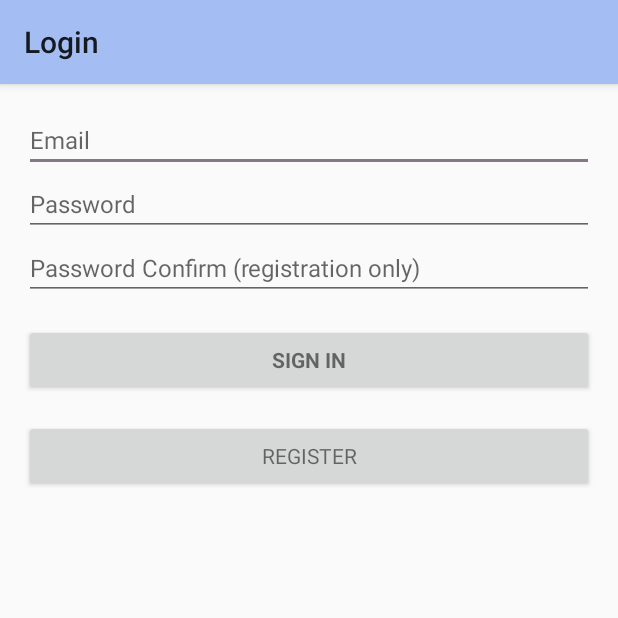
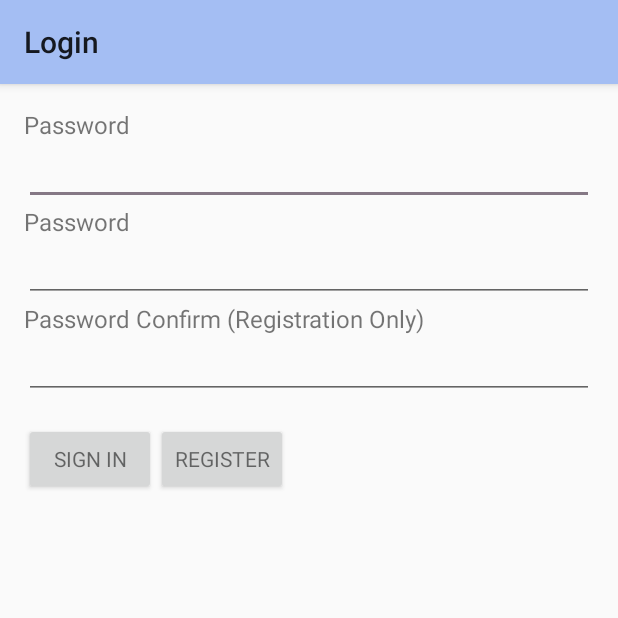
Before and after one commit to moutonf/mover-runner, an Android app: the screen it shows after launch (LoginActivity), on a phone screen of 412 x 824 dp, the top half of it. Run offline under Robolectric (Android 15) with nearby library versions, the light colour scheme and no system bars; libraries missing offline, so code that uses them is left out: com.crashlytics.android, io.fabric.sdk; 1 statement that could not run was skipped.

Commit message:
Updated login layout

```diff
--- a/app/src/main/res/layout/activity_login.xml
+++ b/app/src/main/res/layout/activity_login.xml
@@ -24,58 +24,83 @@
         android:layout_width="match_parent"
         android:layout_height="match_parent">
 
-        <LinearLayout
+        <RelativeLayout
             android:id="@+id/email_login_form"
             android:layout_width="match_parent"
             android:layout_height="wrap_content"
             android:orientation="vertical">
+                <TextView
+                    android:id="@+id/email_label"
+                    android:layout_width="match_parent"
+                    android:layout_height="wrap_content"
+                    android:text="@string/prompt_password"
+                    android:labelFor="@+id/email"
+                    />
 
           <AutoCompleteTextView
-                android:id="@+id/email"
+                android:id="@id/email"
                 android:layout_width="match_parent"
                 android:layout_height="wrap_content"
-                android:hint="@string/prompt_email"
+              android:layout_below="@id/email_label"
                 android:inputType="textEmailAddress"
                 android:maxLines="1"
-                android:singleLine="true" />
+              />
+                <TextView
+                    android:id="@+id/password_label"
+                    android:layout_below="@id/email"
+                    android:layout_width="match_parent"
+                    android:layout_height="wrap_content"
+                    android:text="@string/prompt_password"
+                    android:labelFor="@+id/password"
+                    />
+            <EditText
+                android:id="@id/password"
+                android:layout_width="match_parent"
+                android:layout_height="wrap_content"
+                android:imeActionLabel="@string/action_sign_in_short"
+                android:imeOptions="actionUnspecified"
+                android:layout_below="@id/password_label"
+                android:inputType="textPassword"
+                android:maxLines="1"
+                />
+                <TextView
+                    android:id="@+id/password_confirm_label"
+                    android:layout_below="@id/password"
+                    android:layout_width="match_parent"
+                    android:layout_height="wrap_content"
+                    android:text="@string/password_confirm_label"
+                    android:labelFor="@+id/password_confirm"
+                    />
 
             <EditText
-                android:id="@+id/password"
+                android:id="@id/password_confirm"
                 android:layout_width="match_parent"
                 android:layout_height="wrap_content"
-                android:hint="@string/prompt_password"
                 android:imeActionLabel="@string/action_sign_in_short"
                 android:imeOptions="actionUnspecified"
+                android:layout_below="@id/password_confirm_label"
                 android:inputType="textPassword"
                 android:maxLines="1"
-                android:singleLine="true" />
-
-            <EditText
-                android:id="@+id/password_confirm"
-                android:layout_width="match_parent"
-                android:layout_height="wrap_content"
-                android:hint="@string/prompt_password_confirm"
-                android:imeActionLabel="@string/action_sign_in_short"
-                android:imeOptions="actionUnspecified"
-                android:inputType="textPassword"
-                android:maxLines="1"
-                android:singleLine="true" />
+                />
 
             <Button
                 android:id="@+id/email_sign_in_button"
                 style="?android:textAppearanceSmall"
-                android:layout_width="match_parent"
+                android:layout_width="wrap_content"
                 android:layout_height="wrap_content"
                 android:layout_marginTop="16dp"
+                android:layout_below="@id/password_confirm"
                 android:text="@string/action_sign_in_short"
-                android:textStyle="bold" />
+                />
             <Button
                 android:id="@+id/email_register_button"
                 style="?android:textAppearanceSmall"
-                android:layout_width="match_parent"
+                android:layout_width="wrap_content"
+                android:layout_toEndOf="@id/email_sign_in_button"
                 android:layout_height="wrap_content"
+                android:layout_below="@id/password_confirm"
                 android:layout_marginTop="16dp"
                 android:text="@string/action_register_short"/>
-        </LinearLayout>
+        </RelativeLayout>
     </ScrollView>
 </LinearLayout>
--- a/app/src/main/res/values/strings.xml
+++ b/app/src/main/res/values/strings.xml
@@ -43,7 +43,8 @@
     <!-- Strings related to login -->
     <string name="prompt_email">Email</string>
     <string name="prompt_password">Password</string>
-    <string name="prompt_password_confirm">Password Confirm (registration only)</string>
+    <string name="password_confirm_label">Password Confirm (Registration Only)</string>
+    <string name="prompt_password_confirm">Password Confirm</string>
     <string name="bypass">Bypass</string>
 
     <string name="action_sign_in">Sign in or register</string>
```
